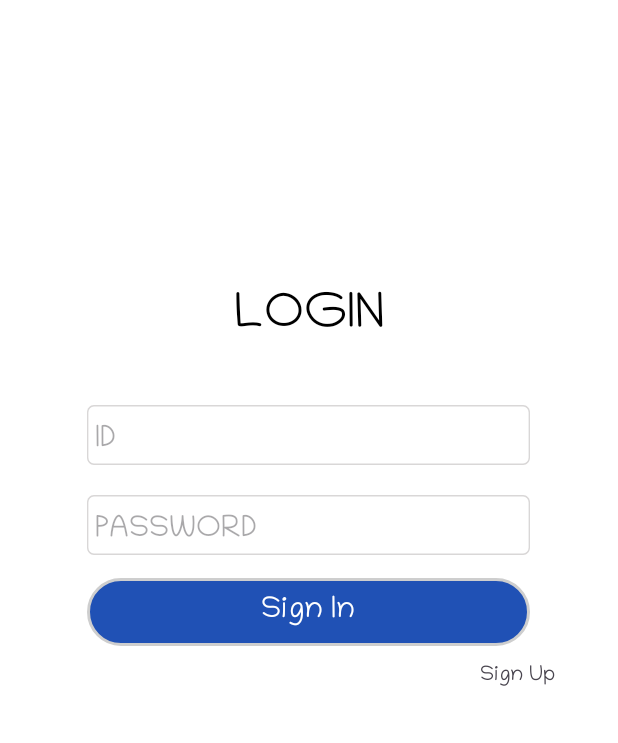
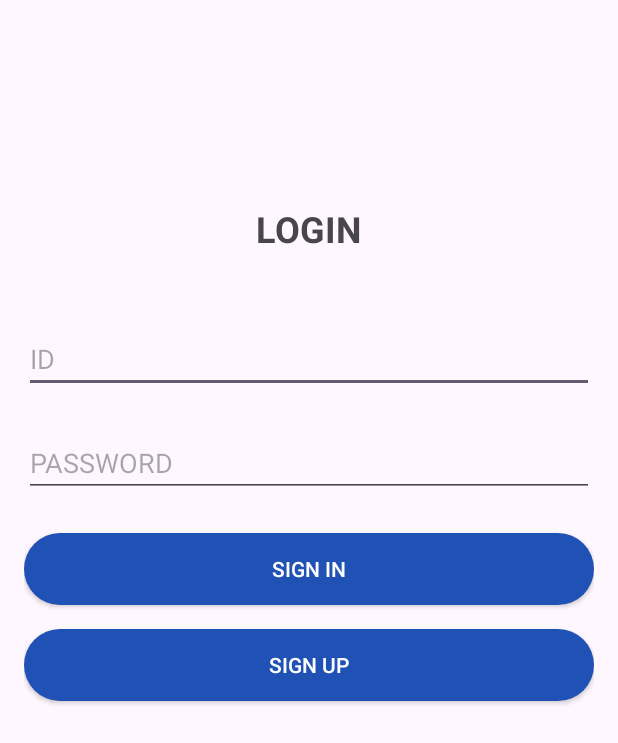
Before and after one commit to rangatarget/madcamp_2, an Android app: the screen it shows after launch (Login), on a phone screen of 412 x 824 dp. Shown: the top 743 px of the screen. Run offline under Robolectric (Android 15) with nearby library versions, the phone set to English and light mode, and no system bars.

Commit message:
layout 수정

```diff
--- a/app/src/main/res/drawable/button_login.xml
+++ b/app/src/main/res/drawable/button_login.xml
@@ -9,6 +9,6 @@
         android:topLeftRadius="50dp"
         android:topRightRadius="50dp" />
     <stroke
-        android:width="2dp"
+        android:width="0dp"
         android:color="#CECECE" />
 </shape>
--- a/app/src/main/res/layout/activity_login.xml
+++ b/app/src/main/res/layout/activity_login.xml
@@ -1,78 +1,55 @@
 <?xml version="1.0" encoding="utf-8"?>
 <RelativeLayout xmlns:android="http://schemas.android.com/apk/res/android"
-    xmlns:app="http://schemas.android.com/apk/res-auto"
-    xmlns:tools="http://schemas.android.com/tools"
     android:layout_width="match_parent"
     android:layout_height="match_parent"
-    android:background="#FFFFFF"
-    tools:context=".Register">
+    android:padding="16dp">
 
     <TextView
         android:id="@+id/login"
-        android:layout_width="109dp"
-        android:layout_height="50dp"
+        android:layout_width="wrap_content"
+        android:layout_height="wrap_content"
+        android:text="LOGIN"
         android:layout_centerHorizontal="true"
-        android:layout_alignParentTop="true"
-        android:layout_marginTop="187dp"
-        android:gravity="center"
-        android:text="LOGIN"
-        android:fontFamily="@font/loginfont"
-        android:textAppearance="@style/login_title"
-        android:textAlignment="center" />
+        android:layout_marginTop="120dp"
+        android:textSize="24sp"
+        android:textStyle="bold"/>
 
     <EditText
         android:id="@+id/inputid"
-        style="@style/register_page"
-        android:layout_width="295dp"
-        android:layout_height="40dp"
-        android:layout_alignParentTop="true"
-        android:layout_centerHorizontal="true"
-        android:layout_marginTop="270dp"
-        android:background="@drawable/rectangle_1"
-        android:gravity="bottom"
-        android:textSize="20sp"
-        android:hint=" ID"
-        android:fontFamily="@font/loginfont"
-        android:textAppearance="@style/login_input" />
+        android:layout_width="match_parent"
+        android:layout_height="wrap_content"
+        android:hint="ID"
+
+        android:layout_below="@id/login"
+        android:layout_marginTop="48dp"
+        android:inputType="text"/>
+
     <EditText
         android:id="@+id/inputpassword"
-        style="@style/register_page"
-        android:layout_width="295dp"
-        android:layout_height="40dp"
-        android:layout_alignParentTop="true"
-        android:layout_centerHorizontal="true"
-        android:layout_marginTop="330dp"
-        android:background="@drawable/rectangle_1"
-        android:gravity="bottom"
-        android:textSize="20sp"
-        android:hint=" PASSWORD"
-        android:fontFamily="@font/loginfont"
-        android:textAppearance="@style/login_input"
-        android:inputType="textPassword" />
+        android:layout_width="match_parent"
+        android:layout_height="wrap_content"
+        android:hint="PASSWORD"
+        android:layout_below="@id/inputid"
+        android:layout_marginTop="24dp"
+        android:inputType="textPassword"/>
 
-    <TextView
+    <androidx.appcompat.widget.AppCompatButton
         android:id="@+id/buttonlogin"
-        android:layout_width="295dp"
-        android:layout_height="45dp"
-        android:layout_alignParentTop="true"
-        android:layout_centerHorizontal="true"
-        android:layout_marginTop="385dp"
+        android:layout_width="match_parent"
+        android:layout_height="wrap_content"
+        android:text="Sign In"
+        android:layout_below="@id/inputpassword"
+        android:layout_marginTop="24dp"
         android:background="@drawable/button_login"
-        android:gravity="center"
-        android:text="Sign In"
-        android:textSize="20sp"
-        android:textColor="#FFFFFF"
-        android:fontFamily="@font/loginfont" />
+        android:textColor="#FFF"/>
 
-    <TextView
+    <androidx.appcompat.widget.AppCompatButton
         android:id="@+id/buttonsignup"
-        android:layout_width="wrap_content"
+        android:layout_width="match_parent"
         android:layout_height="wrap_content"
-        android:layout_alignParentTop="true"
-        android:layout_marginLeft="320dp"
-        android:layout_marginTop="440dp"
-        android:gravity="center"
         android:text="Sign Up"
-        android:fontFamily="@font/loginfont" />
-
+        android:layout_below="@id/buttonlogin"
+        android:layout_marginTop="16dp"
+        android:background="@drawable/button_login"
+        android:textColor="#FFF"/>
 </RelativeLayout>
```
